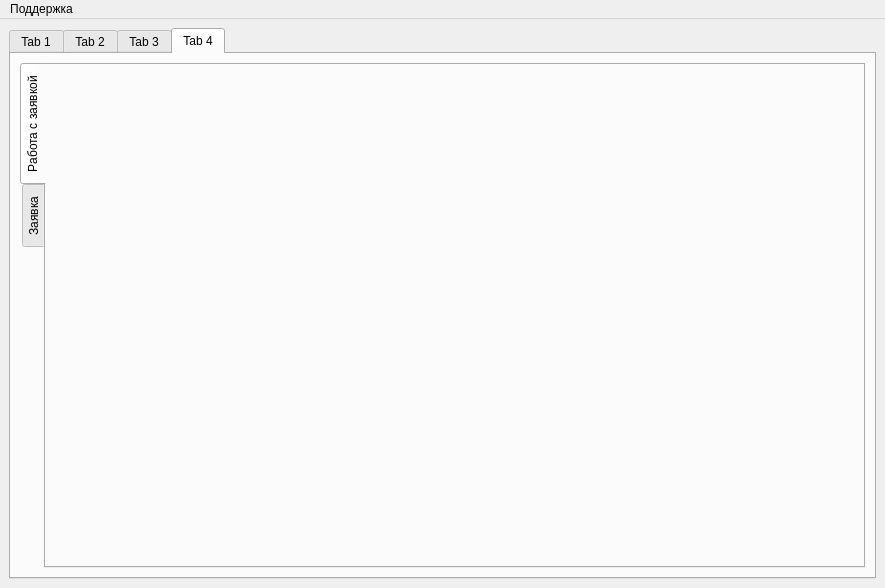
Vampire016/FQW_programm, file QtTry4/mainwindow.ui: the form before one commit.
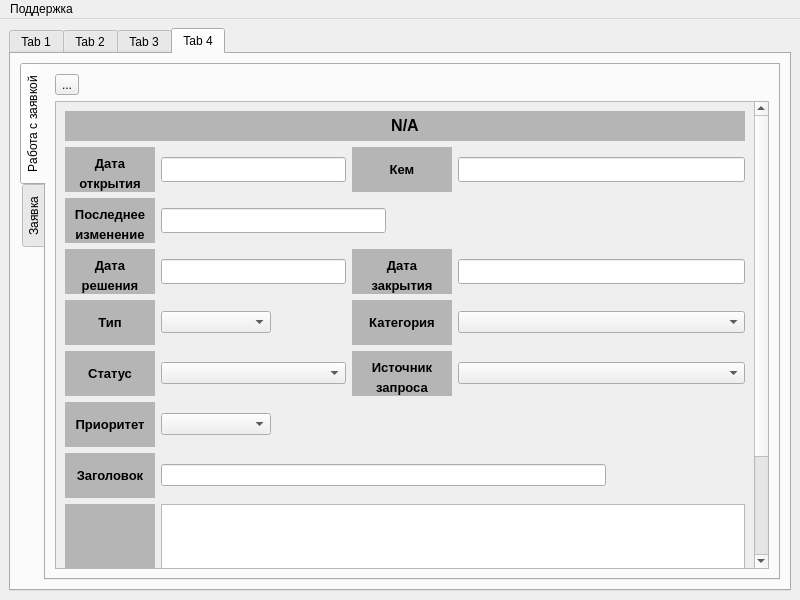
The form after the commit. The open tabs and pages were chosen to show the change. Custom widgets are drawn as their Qt base class.

Patch:
```diff
--- a/QtTry4/mainwindow.ui
+++ b/QtTry4/mainwindow.ui
@@ -6,8 +6,8 @@
    <rect>
     <x>0</x>
     <y>0</y>
-    <width>885</width>
-    <height>588</height>
+    <width>800</width>
+    <height>600</height>
    </rect>
   </property>
   <property name="windowTitle">
@@ -1074,31 +1074,700 @@
            <attribute name="title">
             <string>Работа с заявкой</string>
            </attribute>
+           <layout class="QVBoxLayout" name="verticalLayout_7">
+            <item>
+             <widget class="QToolButton" name="toolButton">
+              <property name="cursor">
+               <cursorShape>PointingHandCursor</cursorShape>
+              </property>
+              <property name="text">
+               <string>...</string>
+              </property>
+             </widget>
+            </item>
+            <item>
+             <widget class="QScrollArea" name="scrollArea">
+              <property name="sizePolicy">
+               <sizepolicy hsizetype="Expanding" vsizetype="Preferred">
+                <horstretch>0</horstretch>
+                <verstretch>0</verstretch>
+               </sizepolicy>
+              </property>
+              <property name="minimumSize">
+               <size>
+                <width>600</width>
+                <height>0</height>
+               </size>
+              </property>
+              <property name="verticalScrollBarPolicy">
+               <enum>Qt::ScrollBarAsNeeded</enum>
+              </property>
+              <property name="sizeAdjustPolicy">
+               <enum>QAbstractScrollArea::AdjustToContents</enum>
+              </property>
+              <property name="widgetResizable">
+               <bool>true</bool>
+              </property>
+              <widget class="QWidget" name="scrollAreaWidgetContents">
+               <property name="geometry">
+                <rect>
+                 <x>0</x>
+                 <y>0</y>
+                 <width>695</width>
+                 <height>618</height>
+                </rect>
+               </property>
+               <layout class="QVBoxLayout" name="verticalLayout_6">
+                <item>
+                 <widget class="QLabel" name="label_DataZayavitel">
+                  <property name="sizePolicy">
+                   <sizepolicy hsizetype="Fixed" vsizetype="Fixed">
+                    <horstretch>0</horstretch>
+                    <verstretch>0</verstretch>
+                   </sizepolicy>
+                  </property>
+                  <property name="minimumSize">
+                   <size>
+                    <width>0</width>
+                    <height>30</height>
+                   </size>
+                  </property>
+                  <property name="maximumSize">
+                   <size>
+                    <width>6000</width>
+                    <height>30</height>
+                   </size>
+                  </property>
+                  <property name="styleSheet">
+                   <string notr="true">background-color: rgb(181, 181, 181);</string>
+                  </property>
+                  <property name="text">
+                   <string>&lt;html&gt;&lt;head/&gt;&lt;body&gt;&lt;p&gt;&lt;span style=&quot; font-size:12pt; font-weight:600;&quot;&gt;N/A&lt;/span&gt;&lt;/p&gt;&lt;/body&gt;&lt;/html&gt;</string>
+                  </property>
+                  <property name="alignment">
+                   <set>Qt::AlignCenter</set>
+                  </property>
+                 </widget>
+                </item>
+                <item>
+                 <layout class="QHBoxLayout" name="horizontalLayout_3">
+                  <item>
+                   <widget class="QLabel" name="label">
+                    <property name="sizePolicy">
+                     <sizepolicy hsizetype="Fixed" vsizetype="Fixed">
+                      <horstretch>0</horstretch>
+                      <verstretch>0</verstretch>
+                     </sizepolicy>
+                    </property>
+                    <property name="minimumSize">
+                     <size>
+                      <width>90</width>
+                      <height>45</height>
+                     </size>
+                    </property>
+                    <property name="styleSheet">
+                     <string notr="true">background-color: rgb(181, 181, 181);</string>
+                    </property>
+                    <property name="text">
+                     <string>&lt;html&gt;&lt;head/&gt;&lt;style&gt;
+
+div {
+line-height: 0.5;
+}
+
+&lt;/style&gt;&lt;body&gt;&lt;div&gt;&lt;p align=&quot;center&quot;&gt;&lt;span style=&quot; font-size:10pt; font-weight:600;&quot;&gt;Дата&lt;/span&gt;&lt;/p&gt;&lt;p align=&quot;center&quot;&gt;&lt;span style=&quot; font-size:10pt; font-weight:600;&quot;&gt;открытия&lt;/span&gt;&lt;/p&gt;&lt;/div&gt;&lt;/body&gt;&lt;/html&gt;</string>
+                    </property>
+                   </widget>
+                  </item>
+                  <item>
+                   <widget class="QLineEdit" name="lineEdit">
+                    <property name="sizePolicy">
+                     <sizepolicy hsizetype="Fixed" vsizetype="Fixed">
+                      <horstretch>0</horstretch>
+                      <verstretch>0</verstretch>
+                     </sizepolicy>
+                    </property>
+                    <property name="minimumSize">
+                     <size>
+                      <width>185</width>
+                      <height>25</height>
+                     </size>
+                    </property>
+                    <property name="maximumSize">
+                     <size>
+                      <width>185</width>
+                      <height>16777215</height>
+                     </size>
+                    </property>
+                   </widget>
+                  </item>
+                  <item>
+                   <widget class="QLabel" name="label_2">
+                    <property name="sizePolicy">
+                     <sizepolicy hsizetype="Fixed" vsizetype="Fixed">
+                      <horstretch>0</horstretch>
+                      <verstretch>0</verstretch>
+                     </sizepolicy>
+                    </property>
+                    <property name="minimumSize">
+                     <size>
+                      <width>100</width>
+                      <height>45</height>
+                     </size>
+                    </property>
+                    <property name="styleSheet">
+                     <string notr="true">background-color: rgb(181, 181, 181);</string>
+                    </property>
+                    <property name="text">
+                     <string>&lt;html&gt;&lt;head/&gt;&lt;body&gt;&lt;p align=&quot;center&quot;&gt;&lt;span style=&quot; font-size:10pt; font-weight:600;&quot;&gt;Кем&lt;/span&gt;&lt;/p&gt;&lt;/body&gt;&lt;/html&gt;</string>
+                    </property>
+                   </widget>
+                  </item>
+                  <item>
+                   <widget class="QLineEdit" name="lineEdit_2">
+                    <property name="minimumSize">
+                     <size>
+                      <width>185</width>
+                      <height>25</height>
+                     </size>
+                    </property>
+                    <property name="maximumSize">
+                     <size>
+                      <width>16777000</width>
+                      <height>16777215</height>
+                     </size>
+                    </property>
+                   </widget>
+                  </item>
+                 </layout>
+                </item>
+                <item>
+                 <layout class="QHBoxLayout" name="horizontalLayout_10">
+                  <item>
+                   <widget class="QLabel" name="label_3">
+                    <property name="sizePolicy">
+                     <sizepolicy hsizetype="Fixed" vsizetype="Fixed">
+                      <horstretch>0</horstretch>
+                      <verstretch>0</verstretch>
+                     </sizepolicy>
+                    </property>
+                    <property name="minimumSize">
+                     <size>
+                      <width>90</width>
+                      <height>45</height>
+                     </size>
+                    </property>
+                    <property name="styleSheet">
+                     <string notr="true">background-color: rgb(181, 181, 181);</string>
+                    </property>
+                    <property name="text">
+                     <string>&lt;html&gt;&lt;head/&gt;&lt;style&gt;
+
+div {
+line-height: 0.5;
+}
+
+&lt;/style&gt;&lt;body&gt;&lt;div&gt;&lt;p align=&quot;center&quot;&gt;&lt;span style=&quot; font-size:10pt; font-weight:600;&quot;&gt;Последнее&lt;/span&gt;&lt;/p&gt;&lt;p align=&quot;center&quot;&gt;&lt;span style=&quot; font-size:10pt; font-weight:600;&quot;&gt;изменение&lt;/span&gt;&lt;/p&gt;&lt;/div&gt;&lt;/body&gt;&lt;/html&gt;</string>
+                    </property>
+                   </widget>
+                  </item>
+                  <item>
+                   <widget class="QLineEdit" name="lineEdit_3">
+                    <property name="minimumSize">
+                     <size>
+                      <width>225</width>
+                      <height>25</height>
+                     </size>
+                    </property>
+                    <property name="maximumSize">
+                     <size>
+                      <width>225</width>
+                      <height>16777215</height>
+                     </size>
+                    </property>
+                   </widget>
+                  </item>
+                  <item>
+                   <spacer name="horizontalSpacer_9">
+                    <property name="orientation">
+                     <enum>Qt::Horizontal</enum>
+                    </property>
+                    <property name="sizeType">
+                     <enum>QSizePolicy::Preferred</enum>
+                    </property>
+                    <property name="sizeHint" stdset="0">
+                     <size>
+                      <width>6000</width>
+                      <height>20</height>
+                     </size>
+                    </property>
+                   </spacer>
+                  </item>
+                 </layout>
+                </item>
+                <item>
+                 <layout class="QHBoxLayout" name="horizontalLayout_11">
+                  <item>
+                   <widget class="QLabel" name="label_4">
+                    <property name="sizePolicy">
+                     <sizepolicy hsizetype="Fixed" vsizetype="Fixed">
+                      <horstretch>0</horstretch>
+                      <verstretch>0</verstretch>
+                     </sizepolicy>
+                    </property>
+                    <property name="minimumSize">
+                     <size>
+                      <width>90</width>
+                      <height>45</height>
+                     </size>
+                    </property>
+                    <property name="styleSheet">
+                     <string notr="true">background-color: rgb(181, 181, 181);</string>
+                    </property>
+                    <property name="text">
+                     <string>&lt;html&gt;&lt;head/&gt;&lt;style&gt;
+
+div {
+line-height: 0.5;
+}
+
+&lt;/style&gt;&lt;body&gt;&lt;div&gt;&lt;p align=&quot;center&quot;&gt;&lt;span style=&quot; font-size:10pt; font-weight:600;&quot;&gt;Дата&lt;/span&gt;&lt;/p&gt;&lt;p align=&quot;center&quot;&gt;&lt;span style=&quot; font-size:10pt; font-weight:600;&quot;&gt;решения&lt;/span&gt;&lt;/p&gt;&lt;/div&gt;&lt;/body&gt;&lt;/html&gt;</string>
+                    </property>
+                   </widget>
+                  </item>
+                  <item>
+                   <widget class="QLineEdit" name="lineEdit_4">
+                    <property name="sizePolicy">
+                     <sizepolicy hsizetype="Fixed" vsizetype="Fixed">
+                      <horstretch>0</horstretch>
+                      <verstretch>0</verstretch>
+                     </sizepolicy>
+                    </property>
+                    <property name="minimumSize">
+                     <size>
+                      <width>185</width>
+                      <height>25</height>
+                     </size>
+                    </property>
+                   </widget>
+                  </item>
+                  <item>
+                   <widget class="QLabel" name="label_5">
+                    <property name="sizePolicy">
+                     <sizepolicy hsizetype="Fixed" vsizetype="Fixed">
+                      <horstretch>0</horstretch>
+                      <verstretch>0</verstretch>
+                     </sizepolicy>
+                    </property>
+                    <property name="minimumSize">
+                     <size>
+                      <width>100</width>
+                      <height>45</height>
+                     </size>
+                    </property>
+                    <property name="styleSheet">
+                     <string notr="true">background-color: rgb(181, 181, 181);</string>
+                    </property>
+                    <property name="text">
+                     <string>&lt;html&gt;&lt;head/&gt;&lt;style&gt;
+
+div {
+line-height: 0.5;
+}
+
+&lt;/style&gt;&lt;body&gt;&lt;div&gt;&lt;p align=&quot;center&quot;&gt;&lt;span style=&quot; font-size:10pt; font-weight:600;&quot;&gt;Дата&lt;/span&gt;&lt;/p&gt;&lt;p align=&quot;center&quot;&gt;&lt;span style=&quot; font-size:10pt; font-weight:600;&quot;&gt;закрытия&lt;/span&gt;&lt;/p&gt;&lt;/div&gt;&lt;/body&gt;&lt;/html&gt;</string>
+                    </property>
+                   </widget>
+                  </item>
+                  <item>
+                   <widget class="QLineEdit" name="lineEdit_5">
+                    <property name="minimumSize">
+                     <size>
+                      <width>185</width>
+                      <height>25</height>
+                     </size>
+                    </property>
+                   </widget>
+                  </item>
+                 </layout>
+                </item>
+                <item>
+                 <layout class="QHBoxLayout" name="horizontalLayout_12">
+                  <item>
+                   <widget class="QLabel" name="label_6">
+                    <property name="sizePolicy">
+                     <sizepolicy hsizetype="Fixed" vsizetype="Fixed">
+                      <horstretch>0</horstretch>
+                      <verstretch>0</verstretch>
+                     </sizepolicy>
+                    </property>
+                    <property name="minimumSize">
+                     <size>
+                      <width>90</width>
+                      <height>45</height>
+                     </size>
+                    </property>
+                    <property name="styleSheet">
+                     <string notr="true">background-color: rgb(181, 181, 181);</string>
+                    </property>
+                    <property name="text">
+                     <string>&lt;html&gt;&lt;head/&gt;&lt;body&gt;&lt;p align=&quot;center&quot;&gt;&lt;span style=&quot; font-size:10pt; font-weight:600;&quot;&gt;Тип&lt;/span&gt;&lt;/p&gt;&lt;/body&gt;&lt;/html&gt;</string>
+                    </property>
+                   </widget>
+                  </item>
+                  <item>
+                   <widget class="QComboBox" name="comboBox_5">
+                    <property name="sizePolicy">
+                     <sizepolicy hsizetype="Fixed" vsizetype="Fixed">
+                      <horstretch>0</horstretch>
+                      <verstretch>0</verstretch>
+                     </sizepolicy>
+                    </property>
+                    <property name="minimumSize">
+                     <size>
+                      <width>110</width>
+                      <height>0</height>
+                     </size>
+                    </property>
+                    <property name="maximumSize">
+                     <size>
+                      <width>110</width>
+                      <height>16777215</height>
+                     </size>
+                    </property>
+                   </widget>
+                  </item>
+                  <item>
+                   <spacer name="horizontalSpacer">
+                    <property name="orientation">
+                     <enum>Qt::Horizontal</enum>
+                    </property>
+                    <property name="sizeType">
+                     <enum>QSizePolicy::Fixed</enum>
+                    </property>
+                    <property name="sizeHint" stdset="0">
+                     <size>
+                      <width>75</width>
+                      <height>20</height>
+                     </size>
+                    </property>
+                   </spacer>
+                  </item>
+                  <item>
+                   <widget class="QLabel" name="label_7">
+                    <property name="sizePolicy">
+                     <sizepolicy hsizetype="Fixed" vsizetype="Fixed">
+                      <horstretch>0</horstretch>
+                      <verstretch>0</verstretch>
+                     </sizepolicy>
+                    </property>
+                    <property name="minimumSize">
+                     <size>
+                      <width>100</width>
+                      <height>45</height>
+                     </size>
+                    </property>
+                    <property name="styleSheet">
+                     <string notr="true">background-color: rgb(181, 181, 181);</string>
+                    </property>
+                    <property name="text">
+                     <string>&lt;html&gt;&lt;head/&gt;&lt;body&gt;&lt;p align=&quot;center&quot;&gt;&lt;span style=&quot; font-size:10pt; font-weight:600;&quot;&gt;Категория&lt;/span&gt;&lt;/p&gt;&lt;/body&gt;&lt;/html&gt;</string>
+                    </property>
+                   </widget>
+                  </item>
+                  <item>
+                   <widget class="QComboBox" name="comboBox_6"/>
+                  </item>
+                 </layout>
+                </item>
+                <item>
+                 <layout class="QHBoxLayout" name="horizontalLayout_13">
+                  <item>
+                   <widget class="QLabel" name="label_8">
+                    <property name="sizePolicy">
+                     <sizepolicy hsizetype="Fixed" vsizetype="Fixed">
+                      <horstretch>0</horstretch>
+                      <verstretch>0</verstretch>
+                     </sizepolicy>
+                    </property>
+                    <property name="minimumSize">
+                     <size>
+                      <width>90</width>
+                      <height>45</height>
+                     </size>
+                    </property>
+                    <property name="styleSheet">
+                     <string notr="true">background-color: rgb(181, 181, 181);</string>
+                    </property>
+                    <property name="text">
+                     <string>&lt;html&gt;&lt;head/&gt;&lt;body&gt;&lt;p align=&quot;center&quot;&gt;&lt;span style=&quot; font-size:10pt; font-weight:600;&quot;&gt;Статус&lt;/span&gt;&lt;/p&gt;&lt;/body&gt;&lt;/html&gt;</string>
+                    </property>
+                   </widget>
+                  </item>
+                  <item>
+                   <widget class="QComboBox" name="comboBox_7">
+                    <property name="sizePolicy">
+                     <sizepolicy hsizetype="Fixed" vsizetype="Fixed">
+                      <horstretch>0</horstretch>
+                      <verstretch>0</verstretch>
+                     </sizepolicy>
+                    </property>
+                    <property name="minimumSize">
+                     <size>
+                      <width>185</width>
+                      <height>0</height>
+                     </size>
+                    </property>
+                    <property name="maximumSize">
+                     <size>
+                      <width>110</width>
+                      <height>16777215</height>
+                     </size>
+                    </property>
+                   </widget>
+                  </item>
+                  <item>
+                   <widget class="QLabel" name="label_9">
+                    <property name="sizePolicy">
+                     <sizepolicy hsizetype="Fixed" vsizetype="Fixed">
+                      <horstretch>0</horstretch>
+                      <verstretch>0</verstretch>
+                     </sizepolicy>
+                    </property>
+                    <property name="minimumSize">
+                     <size>
+                      <width>100</width>
+                      <height>45</height>
+                     </size>
+                    </property>
+                    <property name="styleSheet">
+                     <string notr="true">background-color: rgb(181, 181, 181);</string>
+                    </property>
+                    <property name="text">
+                     <string>&lt;html&gt;&lt;head/&gt;&lt;style&gt;
+
+div {
+line-height: 0.5;
+}
+
+&lt;/style&gt;&lt;body&gt;&lt;div&gt;&lt;p align=&quot;center&quot;&gt;&lt;span style=&quot; font-size:10pt; font-weight:600;&quot;&gt;Источник&lt;/span&gt;&lt;/p&gt;&lt;p align=&quot;center&quot;&gt;&lt;span style=&quot; font-size:10pt; font-weight:600;&quot;&gt;запроса&lt;/span&gt;&lt;/p&gt;&lt;/div&gt;&lt;/body&gt;&lt;/html&gt;</string>
+                    </property>
+                   </widget>
+                  </item>
+                  <item>
+                   <widget class="QComboBox" name="comboBox_8"/>
+                  </item>
+                 </layout>
+                </item>
+                <item>
+                 <layout class="QHBoxLayout" name="horizontalLayout_14">
+                  <item>
+                   <widget class="QLabel" name="label_10">
+                    <property name="sizePolicy">
+                     <sizepolicy hsizetype="Fixed" vsizetype="Fixed">
+                      <horstretch>0</horstretch>
+                      <verstretch>0</verstretch>
+                     </sizepolicy>
+                    </property>
+                    <property name="minimumSize">
+                     <size>
+                      <width>90</width>
+                      <height>45</height>
+                     </size>
+                    </property>
+                    <property name="styleSheet">
+                     <string notr="true">background-color: rgb(181, 181, 181);</string>
+                    </property>
+                    <property name="text">
+                     <string>&lt;html&gt;&lt;head/&gt;&lt;body&gt;&lt;p align=&quot;center&quot;&gt;&lt;span style=&quot; font-size:10pt; font-weight:600;&quot;&gt;Приоритет&lt;/span&gt;&lt;/p&gt;&lt;/body&gt;&lt;/html&gt;</string>
+                    </property>
+                   </widget>
+                  </item>
+                  <item>
+                   <widget class="QComboBox" name="comboBox_9">
+                    <property name="sizePolicy">
+                     <sizepolicy hsizetype="Fixed" vsizetype="Fixed">
+                      <horstretch>0</horstretch>
+                      <verstretch>0</verstretch>
+                     </sizepolicy>
+                    </property>
+                    <property name="minimumSize">
+                     <size>
+                      <width>110</width>
+                      <height>0</height>
+                     </size>
+                    </property>
+                    <property name="maximumSize">
+                     <size>
+                      <width>110</width>
+                      <height>16777215</height>
+                     </size>
+                    </property>
+                   </widget>
+                  </item>
+                  <item>
+                   <spacer name="horizontalSpacer_8">
+                    <property name="orientation">
+                     <enum>Qt::Horizontal</enum>
+                    </property>
+                    <property name="sizeType">
+                     <enum>QSizePolicy::Preferred</enum>
+                    </property>
+                    <property name="sizeHint" stdset="0">
+                     <size>
+                      <width>6000</width>
+                      <height>20</height>
+                     </size>
+                    </property>
+                   </spacer>
+                  </item>
+                 </layout>
+                </item>
+                <item>
+                 <layout class="QHBoxLayout" name="horizontalLayout_15">
+                  <item>
+                   <widget class="QLabel" name="label_11">
+                    <property name="sizePolicy">
+                     <sizepolicy hsizetype="Fixed" vsizetype="Fixed">
+                      <horstretch>0</horstretch>
+                      <verstretch>0</verstretch>
+                     </sizepolicy>
+                    </property>
+                    <property name="minimumSize">
+                     <size>
+                      <width>90</width>
+                      <height>45</height>
+                     </size>
+                    </property>
+                    <property name="styleSheet">
+                     <string notr="true">background-color: rgb(181, 181, 181);</string>
+                    </property>
+                    <property name="text">
+                     <string>&lt;html&gt;&lt;head/&gt;&lt;body&gt;&lt;p align=&quot;center&quot;&gt;&lt;span style=&quot; font-size:10pt; font-weight:600;&quot;&gt;Заголовок&lt;/span&gt;&lt;/p&gt;&lt;/body&gt;&lt;/html&gt;</string>
+                    </property>
+                   </widget>
+                  </item>
+                  <item>
+                   <widget class="QLineEdit" name="lineEdit_6">
+                    <property name="minimumSize">
+                     <size>
+                      <width>445</width>
+                      <height>16</height>
+                     </size>
+                    </property>
+                    <property name="maximumSize">
+                     <size>
+                      <width>225</width>
+                      <height>16777215</height>
+                     </size>
+                    </property>
+                   </widget>
+                  </item>
+                  <item>
+                   <spacer name="horizontalSpacer_10">
+                    <property name="orientation">
+                     <enum>Qt::Horizontal</enum>
+                    </property>
+                    <property name="sizeType">
+                     <enum>QSizePolicy::Preferred</enum>
+                    </property>
+                    <property name="sizeHint" stdset="0">
+                     <size>
+                      <width>600</width>
+                      <height>20</height>
+                     </size>
+                    </property>
+                   </spacer>
+                  </item>
+                 </layout>
+                </item>
+                <item>
+                 <layout class="QHBoxLayout" name="horizontalLayout_16">
+                  <item>
+                   <widget class="QLabel" name="label_12">
+                    <property name="sizePolicy">
+                     <sizepolicy hsizetype="Fixed" vsizetype="Expanding">
+                      <horstretch>0</horstretch>
+                      <verstretch>0</verstretch>
+                     </sizepolicy>
+                    </property>
+                    <property name="minimumSize">
+                     <size>
+                      <width>90</width>
+                      <height>160</height>
+                     </size>
+                    </property>
+                    <property name="styleSheet">
+                     <string notr="true">background-color: rgb(181, 181, 181);</string>
+                    </property>
+                    <property name="text">
+                     <string>&lt;html&gt;&lt;head/&gt;&lt;body&gt;&lt;p align=&quot;center&quot;&gt;&lt;span style=&quot; font-size:10pt; font-weight:600;&quot;&gt;Заголовок&lt;/span&gt;&lt;/p&gt;&lt;/body&gt;&lt;/html&gt;</string>
+                    </property>
+                   </widget>
+                  </item>
+                  <item>
+                   <widget class="QTextEdit" name="textEdit">
+                    <property name="minimumSize">
+                     <size>
+                      <width>0</width>
+                      <height>160</height>
+                     </size>
+                    </property>
+                   </widget>
+                  </item>
+                 </layout>
+                </item>
+                <item>
+                 <layout class="QHBoxLayout" name="horizontalLayout_17">
+                  <item>
+                   <spacer name="horizontalSpacer_11">
+                    <property name="orientation">
+                     <enum>Qt::Horizontal</enum>
+                    </property>
+                    <property name="sizeType">
+                     <enum>QSizePolicy::Fixed</enum>
+                    </property>
+                    <property name="sizeHint" stdset="0">
+                     <size>
+                      <width>290</width>
+                      <height>20</height>
+                     </size>
+                    </property>
+                   </spacer>
+                  </item>
+                  <item>
+                   <widget class="QPushButton" name="pushButton">
+                    <property name="text">
+                     <string>Добавить</string>
+                    </property>
+                   </widget>
+                  </item>
+                  <item>
+                   <spacer name="horizontalSpacer_12">
+                    <property name="orientation">
+                     <enum>Qt::Horizontal</enum>
+                    </property>
+                    <property name="sizeHint" stdset="0">
+                     <size>
+                      <width>40</width>
+                      <height>20</height>
+                     </size>
+                    </property>
+                   </spacer>
+                  </item>
+                 </layout>
+                </item>
+               </layout>
+              </widget>
+             </widget>
+            </item>
+           </layout>
           </widget>
           <widget class="ClickableWidget" name="tab_6">
            <attribute name="title">
             <string>Заявка</string>
            </attribute>
-           <widget class="QLineEdit" name="lineEdit">
-            <property name="geometry">
-             <rect>
-              <x>170</x>
-              <y>80</y>
-              <width>113</width>
-              <height>20</height>
-             </rect>
-            </property>
-           </widget>
-           <widget class="QLineEdit" name="lineEdit_2">
-            <property name="geometry">
-             <rect>
-              <x>370</x>
-              <y>80</y>
-              <width>113</width>
-              <height>20</height>
-             </rect>
-            </property>
-           </widget>
+           <layout class="QVBoxLayout" name="verticalLayout_5"/>
           </widget>
          </widget>
         </item>
@@ -1113,7 +1782,7 @@
     <rect>
      <x>0</x>
      <y>0</y>
-     <width>885</width>
+     <width>800</width>
      <height>21</height>
     </rect>
    </property>
```
Left out of the diff: 2 changed lines with no effect on the pictures.
